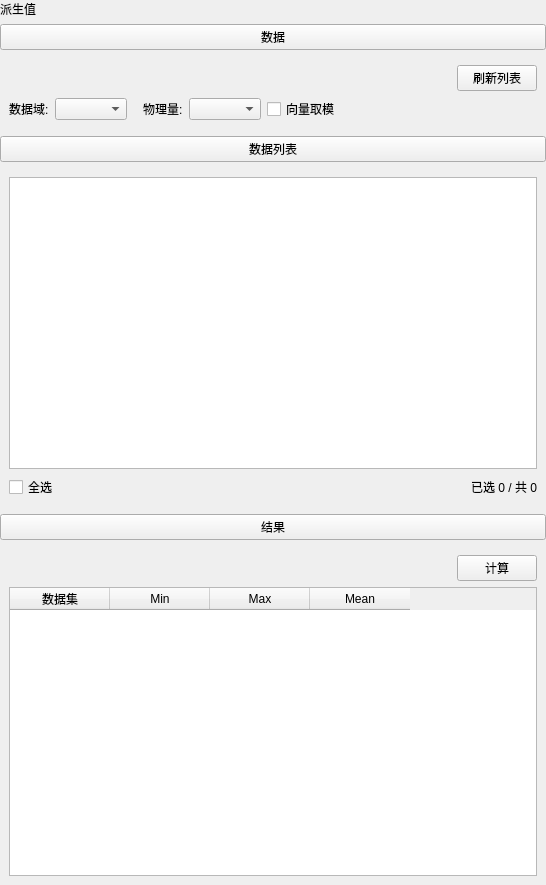
Qt form plugins/Base_PostProcessing/DerivedValueSettingWidget.ui (asd977/base_cae) before a commit.
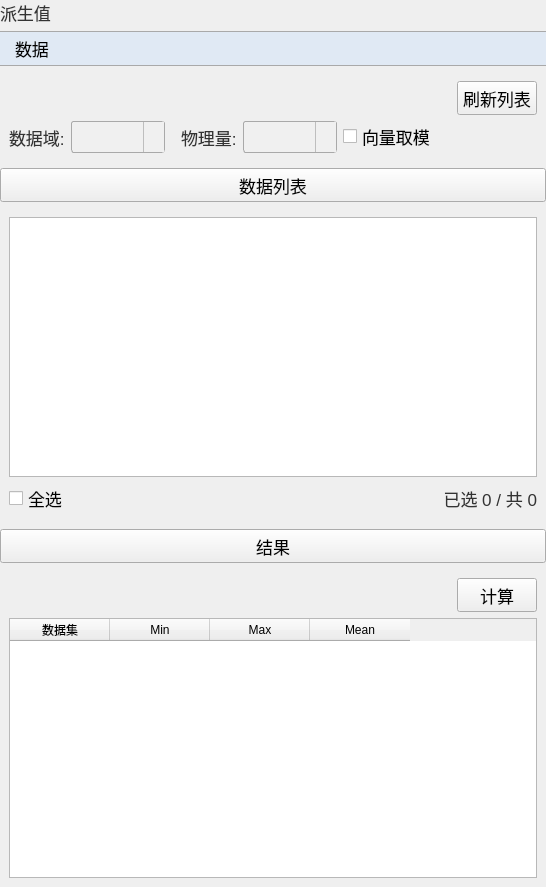
The same form after that commit. Icons and pictures are not drawn.

Commit message: style: switch custom control arrows from png to svg

```diff
--- a/plugins/Base_PostProcessing/DerivedValueSettingWidget.ui
+++ b/plugins/Base_PostProcessing/DerivedValueSettingWidget.ui
@@ -13,6 +13,104 @@
   <property name="windowTitle">
    <string>统计</string>
   </property>
+  <property name="styleSheet">
+   <string notr="true">QWidget{
+font-family: &quot;Microsoft YaHei&quot;, &quot;微软雅黑&quot;;
+}
+QPushButton {
+    font-size: 17px;
+    min-height: 32px;
+}
+QPushButton#pushButton {
+    background-color: rgb(224, 233, 244);
+    border-width: 1px;
+    border-color: rgb(121, 121, 121);
+    border-style: solid;
+    min-height: 33px;
+    border-top: 1px solid rgb(169, 169, 169);
+    border-bottom: 1px solid rgb(169, 169, 169);
+    border-left: none;
+    border-right: none;
+    text-align: left;
+    padding-left: 15px;
+    font-size: 17px;
+}
+QLabel {
+    font-size: 17px;
+    color: rgb(51, 51, 51);
+}
+QLabel#pageNameLabel {
+    font-size: 20px;
+    padding-left: 9px;
+    color: rgb(53, 103, 147);
+}
+QLineEdit, QTextEdit, QPlainTextEdit, QSpinBox, QDoubleSpinBox, QDateTimeEdit {
+    border: 1px solid rgb(200, 200, 200);
+    border-radius: 2px;
+    font-size: 17px;
+    min-height: 30px;
+}
+QLineEdit:focus, QTextEdit:focus, QPlainTextEdit:focus,
+QSpinBox:focus, QDoubleSpinBox:focus, QDateTimeEdit:focus {
+    border-color: rgb(100, 100, 255);
+    outline: none;
+}
+QComboBox {
+    font-size: 17px;
+    color: rgb(51, 51, 51);
+    padding-left: 6px;
+    background: rgb(240, 240, 240);
+    border: 1px solid rgb(169, 169, 169);
+    border-radius: 3px;
+    min-height: 30px;
+}
+QComboBox::drop-down {
+    subcontrol-origin: padding;
+    subcontrol-position: top right;
+    width: 20px;
+    background: rgb(240, 240, 240);
+    border-left: 1px solid rgb(190, 190, 190);
+}
+QComboBox::down-arrow {
+    image: url(:/resources/arrow_down_drawn.svg);
+    width: 12px;
+    height: 12px;
+}
+QSpinBox::up-button, QDoubleSpinBox::up-button {
+    subcontrol-origin: border;
+    subcontrol-position: top right;
+    width: 18px;
+    border-left: 1px solid rgb(190, 190, 190);
+    border-bottom: 1px solid rgb(210, 210, 210);
+    background: rgb(240, 240, 240);
+}
+QSpinBox::down-button, QDoubleSpinBox::down-button {
+    subcontrol-origin: border;
+    subcontrol-position: bottom right;
+    width: 18px;
+    border-left: 1px solid rgb(190, 190, 190);
+    background: rgb(240, 240, 240);
+}
+QSpinBox::up-arrow, QDoubleSpinBox::up-arrow {
+    image: url(:/resources/arrow_up_drawn.svg);
+    width: 10px;
+    height: 10px;
+}
+QSpinBox::down-arrow, QDoubleSpinBox::down-arrow {
+    image: url(:/resources/arrow_down_drawn.svg);
+    width: 10px;
+    height: 10px;
+}
+QRadioButton, QCheckBox, QGroupBox {
+    font-size: 17px;
+}
+QTableWidget, QTreeWidget, QListWidget {
+    font-size: 16px;
+    gridline-color: rgb(210, 210, 210);
+}
+
+</string>
+  </property>
   <layout class="QVBoxLayout" name="verticalLayout" stretch="0,0,0,0,0,0,0">
    <property name="leftMargin">
     <number>0</number>
```
The commit also changes 45 other files.
